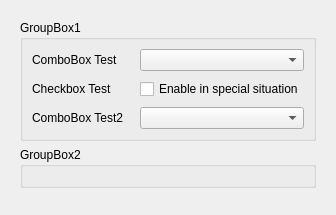
First picture: the form in src/template.ui, repository labwc/labwc-tweaks, before the edit.
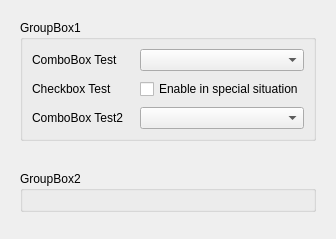
Second picture: the form after the edit.

Commit message:
template.ui: use QVBoxLayout instead of QGridLayout within scroll area
This copies the structure of keyboard.ui

```diff
--- a/src/template.ui
+++ b/src/template.ui
@@ -12,13 +12,30 @@
       <bool>true</bool>
      </property>
      <widget class="QWidget" name="scrollAreaWidgetContents">
-      <layout class="QGridLayout" name="gridLayout">
+      <layout class="QVBoxLayout" name="verticalLayout_2">
+       <!--
+        #
+        # We use 30px vertical spacing between Group Boxes
+        #
+       -->
+       <property name="spacing">
+        <number>30</number>
+       </property>
        <!-- Group Box 1 -->
-       <item row="0" column="0">
+       <item>
         <widget class="QGroupBox" name="groupBox1">
          <property name="title">
           <string>GroupBox1</string>
          </property>
+         <!--
+          #
+          # The left-most column typically contains labels. We want this to be
+          # snug, so stretch all columns except the first one.
+          #
+          # We use spacing of 16px / 8px between widgets in the grid so they do
+          # not look too tight.
+          #
+         -->
          <layout class="QGridLayout" name="groupBox1_gridLayout" columnstretch="0,1">
           <property name="horizontalSpacing">
            <number>16</number>
@@ -64,17 +81,17 @@
         </widget>
        </item>
        <!-- Group Box 2 -->
-       <item row="1" column="0">
+       <item>
         <widget class="QGroupBox" name="groupBox2">
          <property name="title">
           <string>GroupBox2</string>
          </property>
-	 <!-- This grid layout is populated from the template.cpp file -->
+         <!-- This grid layout is populated from the template.cpp file -->
          <layout class="QGridLayout" name="groupBox2_gridLayout"/>
         </widget>
        </item>
        <!-- Spacer -->
-       <item row="2" column="0">
+       <item>
         <spacer name="verticalSpacer">
          <property name="orientation">
           <enum>Qt::Orientation::Vertical</enum>
```
